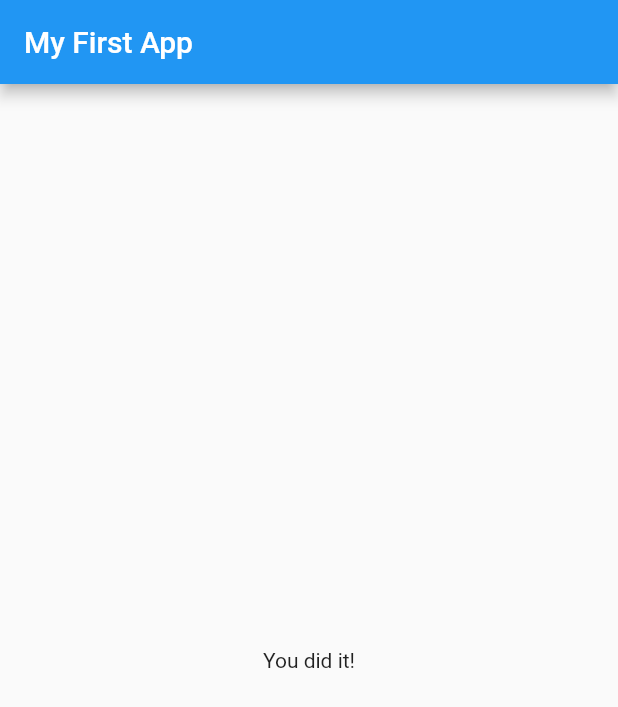
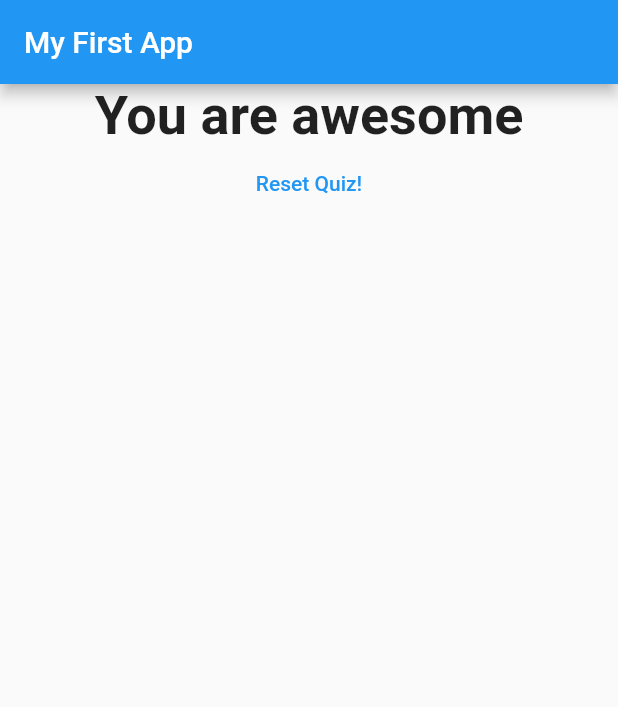
Before and after one commit to ameybikram/flutter-guide, a Flutter app: the screen it shows after launch, after a tap on "Black", after a tap on "Snake", after a tap on "Rohit", on a phone screen of 412 x 824 dp. Shown: the top 707 px of the screen. Run offline on Flutter 3.47's test engine with Material 2 defaults, Android fonts, the phone set to English and light mode, and no system bars.

Commit message:
section2 part 54

```diff
--- a/lib/main.dart
+++ b/lib/main.dart
@@ -24,19 +24,36 @@ class _MyAppState extends State<MyApp> {
   final _questions = const [
     {
       'questionText': 'What\'s your favourite color?',
-      'answers': ['Black', 'Red', 'Green', 'White'],
+      'answers': [
+        {'text': 'Black', 'score': 10},
+        {'text': 'Red', 'score': 5},
+        {'text': 'Green', 'score': 3},
+        {'text': 'White', 'score': 1}
+      ],
     },
     {
       'questionText': 'What\'s your favourite animal?',
-      'answers': ['Rabbit', 'Snake', 'Elephant', 'Lion'],
+      'answers': [
+        {'text': 'Rabbit', 'score': 10},
+        {'text': 'Snake', 'score': 1},
+        {'text': 'Elephant', 'score': 9},
+        {'text': 'Lion', 'score': 5}
+      ],
     },
     {
       'questionText': 'Who\'s your favourite cricketer?',
-      'answers': ['Sachin', 'Virat', 'Rohit', 'Dhoni'],
+      'answers': [
+        {'text': 'Sachin', 'score': 10},
+        {'text': 'Virat', 'score': 9},
+        {'text': 'Rohit', 'score': 9},
+        {'text': 'Dhoni', 'score': 10}
+      ],
     },
   ];
   var _questionIndex = 0; // Called properties
-  void _answerQuestion() {
+  var _totalScore = 0;
+  void _answerQuestion(int score) {
+    _totalScore += score;
     setState(() {
       // setState is use to call build method again for the widget where it is called
       // To re render the state when onPressed is called hence to change the state
@@ -45,6 +62,13 @@ class _MyAppState extends State<MyApp> {
       }
     });
     print(_questionIndex);
+  }
+
+  void resetQuiz() {
+    setState(() {
+      _questionIndex = 0;
+      _totalScore = 0;
+    });
   }
 
   @override
@@ -60,7 +84,7 @@ class _MyAppState extends State<MyApp> {
                 questions: _questions,
                 questionIndex: _questionIndex,
               )
-            : Result(),
+            : Result(_totalScore, resetQuiz),
       ),
     );
   }
--- a/lib/quiz.dart
+++ b/lib/quiz.dart
@@ -22,8 +22,8 @@ class Quiz extends StatelessWidget {
           // questions.elementAt(0),
           questions[questionIndex]['questionText'],
         ),
-        ...(questions[questionIndex]['answers'] as List<String>).map((answer) {
-          return Answer(answerQuestion, answer);
+        ...(questions[questionIndex]['answers'] as List<Map<String, Object>>).map((answer) {
+          return Answer(() => answerQuestion(answer['score']), answer['text']);
         }).toList(),
         // Answer(_answerQuestion),
         // Answer(_answerQuestion),
--- a/lib/result.dart
+++ b/lib/result.dart
@@ -2,11 +2,43 @@ import 'package:flutter/material.dart';
 
 class Result extends StatelessWidget {
   // const Result({ Key? key }) : super(key: key);
+  final int resultScore;
+  final Function resetHandler;
+  Result(this.resultScore, this.resetHandler);
+
+  String get resultPhrase {
+    var resultText = 'You did it!';
+    if (resultScore >= 16) {
+      resultText = 'You are awesome';
+    } else if (resultScore >= 12) {
+      resultText = 'Pretty likeable';
+    } else if (resultScore >= 8) {
+      resultText = 'You are strange';
+    } else {
+      resultText = 'You are so bad';
+    }
+    return resultText;
+  }
 
   @override
   Widget build(BuildContext context) {
-    return Center(
-      child: Text('You did it!'),
+    return Column(
+      children: [
+        Center(
+          child: Text(
+            resultPhrase,
+            style: TextStyle(fontSize: 36, fontWeight: FontWeight.bold),
+            textAlign: TextAlign.center,
+          ),
+        ),
+        FlatButton(
+          onPressed: resetHandler,
+          child: Text(
+            'Reset Quiz!',
+          ),
+          textColor: Colors.blue,
+        )
+      ],
     );
   }
 }
```
